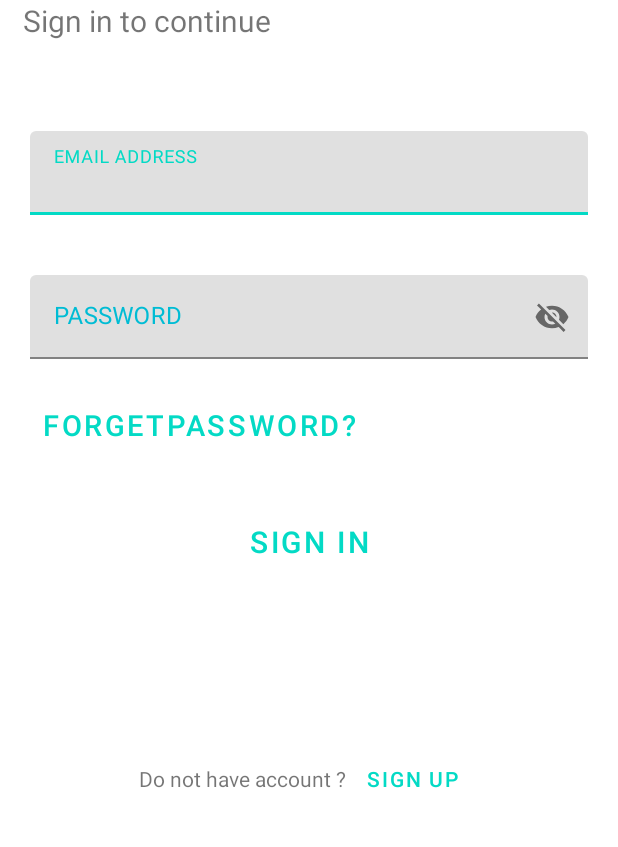
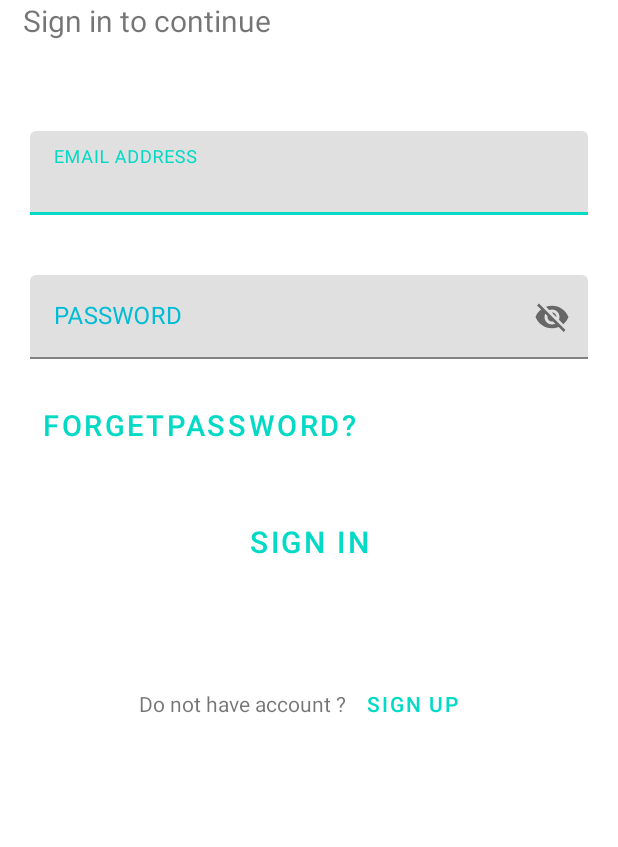
Before and after one commit to developerabhi99/PASSNOTE, an Android app: the screen it shows after launch (Login), on a phone screen of 412 x 824 dp, the part 287-1134 px from its top. Run offline under Robolectric (Android 15) with nearby library versions, the phone set to English and light mode, and no system bars; our stand-ins replace Firebase (no records; nobody signed in at launch, a user with empty details on screens opened directly).

Commit message:
signup bottom margin changed

```diff
--- a/app/src/main/res/layout/activity_login.xml
+++ b/app/src/main/res/layout/activity_login.xml
@@ -99,7 +99,7 @@
         android:layout_width="wrap_content"
         android:layout_height="wrap_content"
         android:orientation="horizontal"
-        android:layout_marginTop="110dp"
+        android:layout_marginTop="60dp"
         android:layout_gravity="center">
 
         <TextView
```
